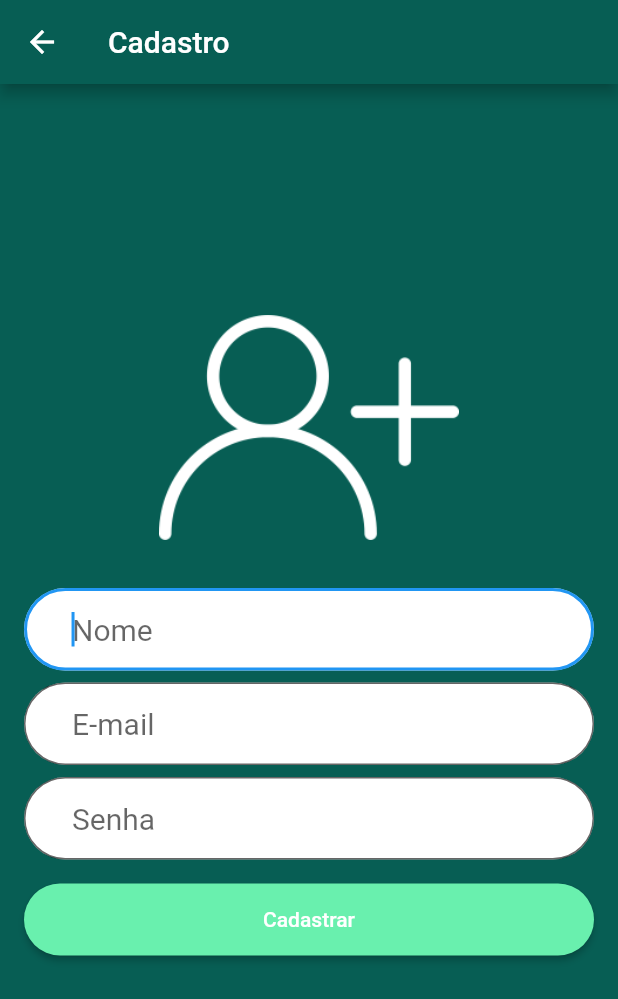
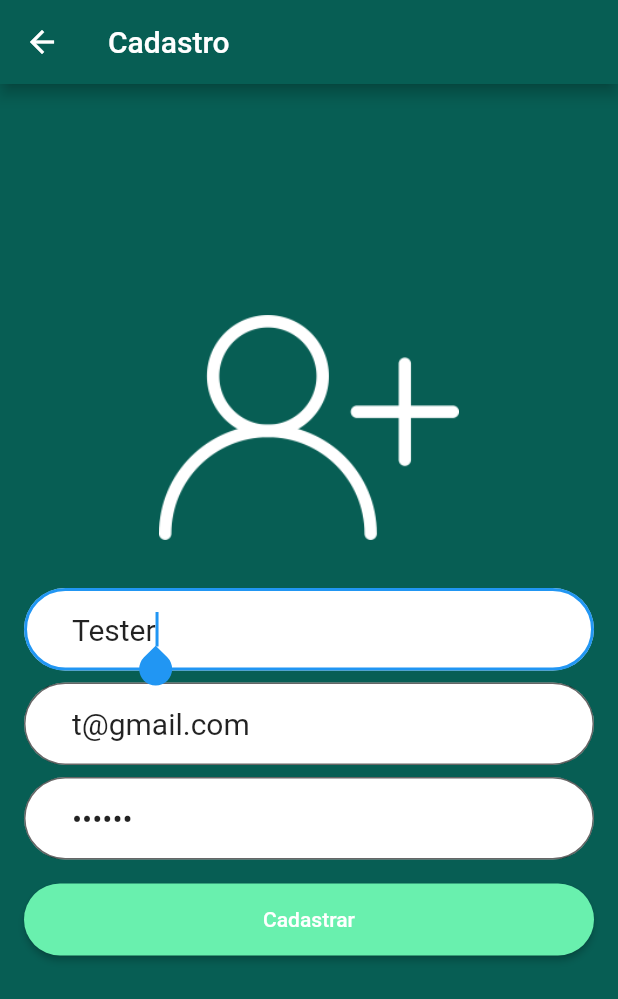
Before and after one commit to NegoPrograma/flutter-whatsapp, a Flutter app: the Register screen opened by its route, on a phone screen of 412 x 824 dp. Shown: the top 999 px of the screen. Run offline on Flutter 3.47's test engine with Material 2 defaults, Android fonts, the phone set to English and light mode, and no system bars; our stand-ins replace cloud_firestore, firebase_auth, firebase_storage, image_picker; accounts and stored records are empty; network calls fail.

```diff
--- a/whatsapp_mockup/lib/Login.dart
+++ b/whatsapp_mockup/lib/Login.dart
@@ -37,8 +37,8 @@ class _LoginScreenState extends State<LoginScreen> {
   void initState() {
     super.initState();
     _checkUserSession();
-    _emailController.text = "teste@gmail.com";
-    _passwordController.text = "testes";
+    _emailController.text = "t@gmail.com";
+    _passwordController.text = "Tester";
   }
 
   void _validateFields() {
--- a/whatsapp_mockup/lib/Register.dart
+++ b/whatsapp_mockup/lib/Register.dart
@@ -11,9 +11,9 @@ class Register extends StatefulWidget {
 }
 
 class _RegisterState extends State<Register> {
-  TextEditingController _nameController = TextEditingController();
-  TextEditingController _emailController = TextEditingController();
-  TextEditingController _passwordController = TextEditingController();
+  TextEditingController _nameController = TextEditingController(text:"Tester");
+  TextEditingController _emailController = TextEditingController(text:"t@gmail.com");
+  TextEditingController _passwordController = TextEditingController(text:"Tester");
   String _resultMessage = "";
 
   void _register(User user) {
```
Also changed, not shown: whatsapp_mockup/lib/Config.dart (+13 -11 lines), whatsapp_mockup/lib/Home.dart (+40 -7 lines).
